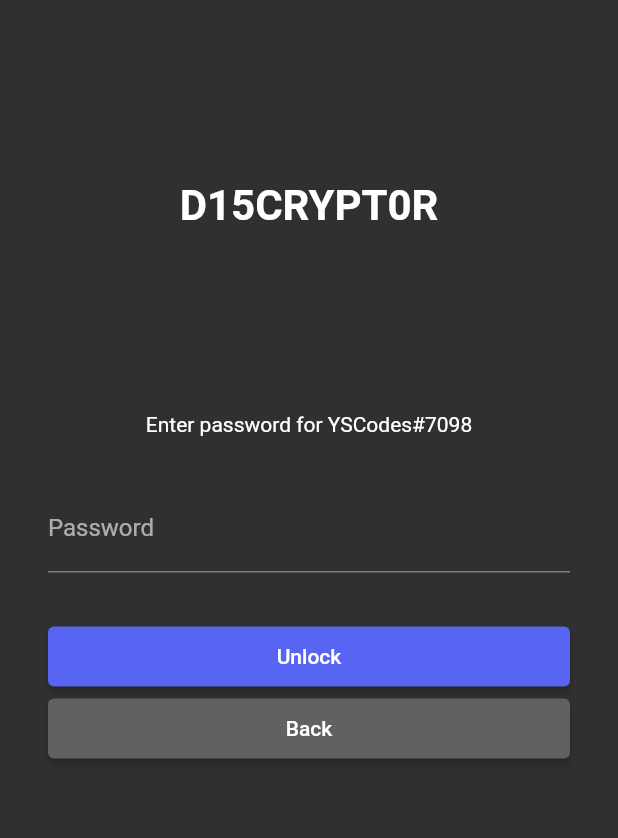
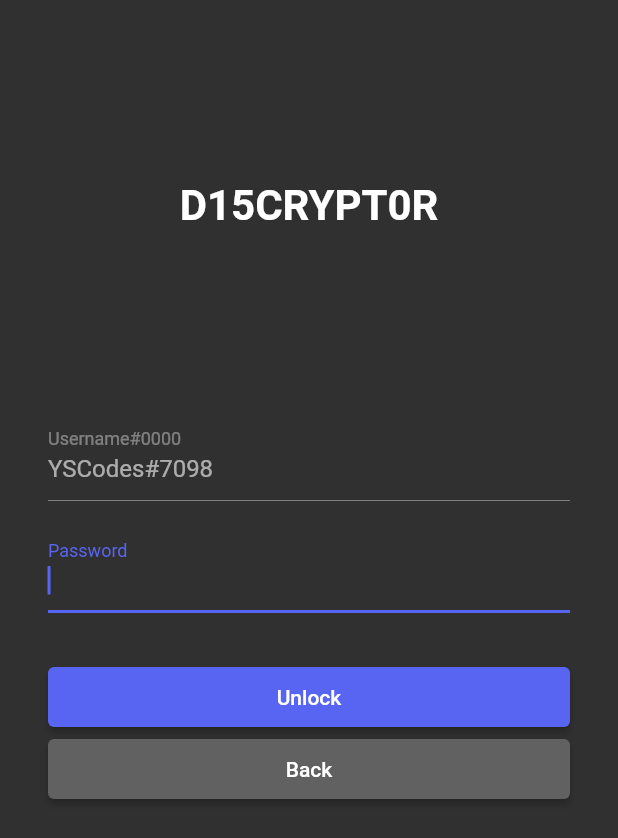
Before and after one commit to coffeecoding/DiscryptorMobile, a Flutter app: the PasswordScreen screen opened by its route, on a phone screen of 412 x 824 dp. Shown: the top 838 px of the screen. Run offline on Flutter 3.47's test engine with Material 2 defaults, Android fonts, the phone set to English and light mode, and no system bars; our stand-ins replace bloc, equatable, fluentui_system_icons, flutter_bloc, flutter_secure_storage, get_it and 1 more; missing offline and left inert: cryptography, encrypt, pointycastle; accounts and stored records are empty.

Commit message:
Fixed password screen

```diff
--- a/lib/views/start/password.dart
+++ b/lib/views/start/password.dart
@@ -38,13 +38,24 @@ class PasswordScreen extends StatelessWidget {
                         child: SingleChildScrollView(
                             child: Column(
                           mainAxisAlignment: MainAxisAlignment.start,
+                          crossAxisAlignment: CrossAxisAlignment.stretch,
                           children: [
-                            Text(
-                              'Enter password for ${context.read<NameCubit>().state.fullname}',
-                            ),
-                            const SizedBox(height: 32),
                             TextField(
+                                controller: TextEditingController(
+                                    text: context
+                                        .read<NameCubit>()
+                                        .state
+                                        .fullname),
+                                enabled: false,
+                                style: TextStyle(color: Colors.white60),
+                                onChanged: (val) => {},
+                                decoration: const InputDecoration(
+                                    labelText: 'Username#0000')),
+                            const SizedBox(height: 16),
+                            TextField(
+                                obscureText: true,
                                 controller: passwordCtr,
+                                autofocus: true,
                                 onChanged: (val) => context
                                     .read<LoginCubit>()
                                     .passwordChanged(val),
```
